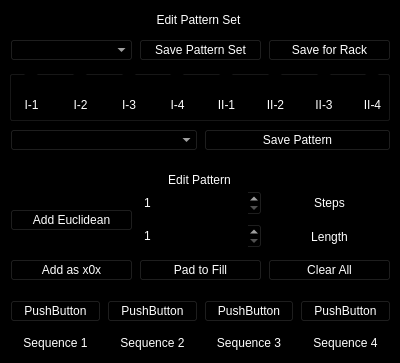
The window that gateseq_pattern_editor.ui (starlingcode/viaflash) describes before a commit, drawn with Qt 5; both pictures show x 0 to 400 and y 0 to 363 of the 400 by 590 pixel window.
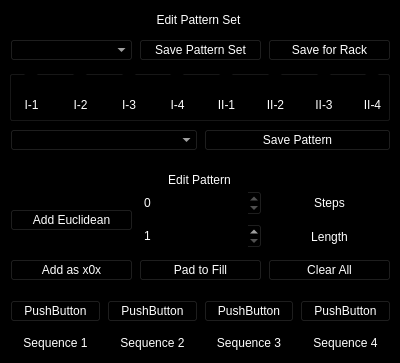
The same window after the commit.

What changed in the file:
```diff
--- a/gateseq_pattern_editor.ui
+++ b/gateseq_pattern_editor.ui
@@ -364,10 +364,10 @@
          </size>
         </property>
         <property name="minimum">
-         <number>1</number>
+         <number>0</number>
         </property>
         <property name="maximum">
-         <number>65535</number>
+         <number>0</number>
         </property>
        </widget>
       </item>
```
Left out of the diff: 26 changed lines with no effect on the pictures.
